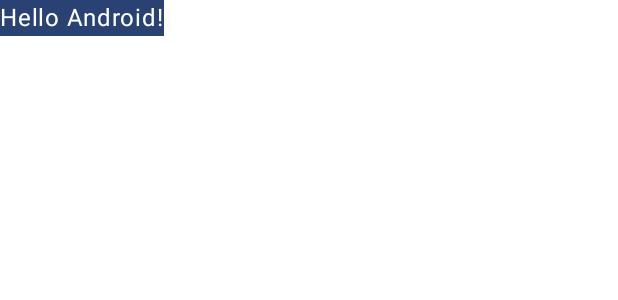
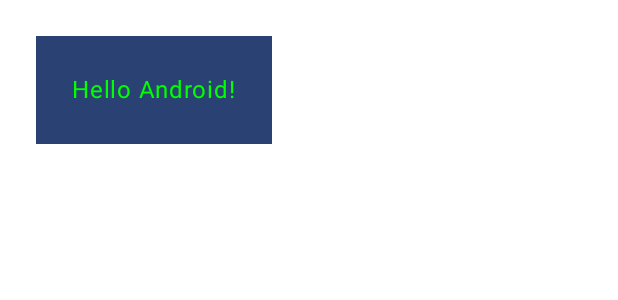
Before and after one commit to josh1n1/androidstudio, an Android app built with Jetpack Compose: the @Preview function GreetingPreview, on a phone screen of 412 x 824 dp. Shown: the top 300 px of the screen. Run offline under Robolectric (Android 15) with nearby library versions, the phone set to English and light mode, and no system bars.

Commit message:
create MyApp() UI entry point

```diff
--- a/BasicsCodeLab/app/src/main/java/com/example/basicscodelab/MainActivity.kt
+++ b/BasicsCodeLab/app/src/main/java/com/example/basicscodelab/MainActivity.kt
@@ -13,7 +13,9 @@ import androidx.compose.material3.Scaffold
 import androidx.compose.material3.Text
 import androidx.compose.runtime.Composable
 import androidx.compose.ui.Modifier
+import androidx.compose.ui.graphics.Color
 import androidx.compose.ui.tooling.preview.Preview
+import androidx.compose.ui.unit.dp
 import com.example.basicscodelab.ui.theme.BasicsCodeLabTheme
 
 class MainActivity : ComponentActivity() {
@@ -22,23 +24,32 @@ class MainActivity : ComponentActivity() {
         enableEdgeToEdge()
         setContent {
             BasicsCodeLabTheme {
-                Scaffold(modifier = Modifier.fillMaxSize()) { innerPadding ->
-                    Greeting(
-                        name = "Android",
-                        modifier = Modifier.padding(innerPadding)
-                    )
-                }
+                MyApp()
             }
         }
     }
 }
 
 @Composable
+fun MyApp() {
+    Scaffold(modifier = Modifier.fillMaxSize()) { innerPadding ->
+        Greeting(
+            name = "Android",
+            modifier = Modifier.padding(innerPadding)
+        )
+    }
+}
+@Composable
 fun Greeting(name: String, modifier: Modifier = Modifier) {
-    Surface(color = MaterialTheme.colorScheme.primary) {
+    Surface(
+        color = MaterialTheme.colorScheme.primary,
+        modifier = Modifier.padding(24.dp)
+        ) {
         Text(
-            text = "Hello $name!",
-            modifier = modifier
+            color = Color.Green,
+            modifier = Modifier.padding(24.dp),
+            text = "Hello $name!"
+
         )
     }
 }
```
